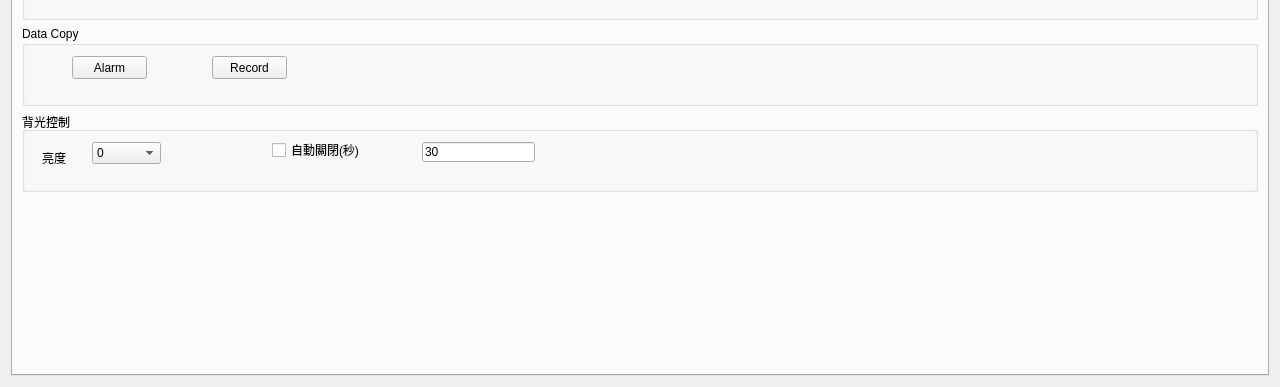
First picture: the form in frmhardwareconfig.ui, repository haoyi-jason/BMS_HY01_old, before the edit; both pictures show x 0 to 1280 and y 213 to 600 of the 1280 by 600 pixel window.
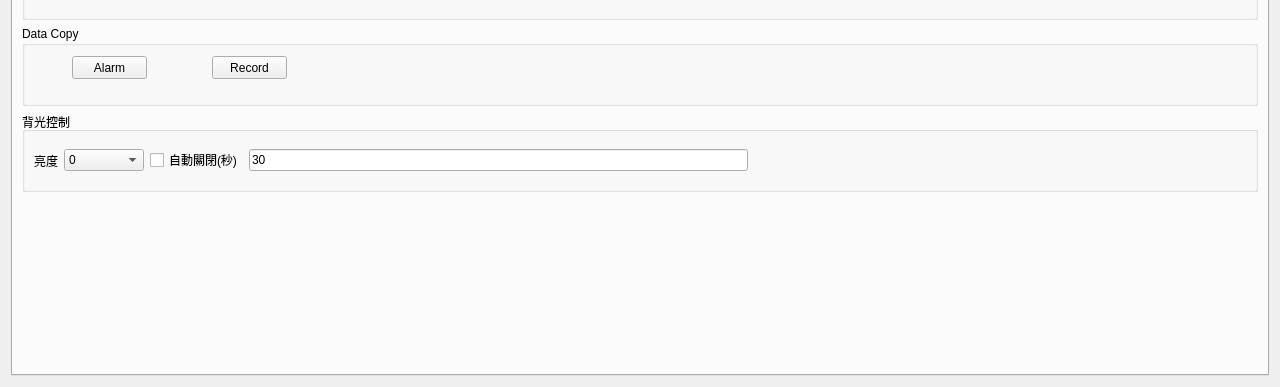
Second picture: the form after the edit. The open tabs and pages were chosen to show the change. Custom widgets are drawn as their Qt base class.

Diff of the .ui file:
```diff
--- a/frmhardwareconfig.ui
+++ b/frmhardwareconfig.ui
@@ -986,27 +986,21 @@
          <property name="title">
           <string>背光控制</string>
          </property>
+         <layout class="QHBoxLayout" name="horizontalLayout_2">
+          <item>
          <widget class="QLabel" name="label_8">
-          <property name="geometry">
-           <rect>
-            <x>20</x>
-            <y>40</y>
-            <width>47</width>
-            <height>12</height>
-           </rect>
-          </property>
           <property name="text">
            <string>亮度</string>
           </property>
          </widget>
+          </item>
+          <item>
          <widget class="QComboBox" name="comboBox">
-          <property name="geometry">
-           <rect>
-            <x>70</x>
-            <y>30</y>
-            <width>69</width>
-            <height>22</height>
-           </rect>
+            <property name="minimumSize">
+             <size>
+              <width>80</width>
+              <height>0</height>
+             </size>
           </property>
           <item>
            <property name="text">
@@ -1049,32 +1043,35 @@
            </property>
           </item>
          </widget>
+          </item>
+          <item>
          <widget class="QCheckBox" name="cbBackLightAutoClose">
-          <property name="geometry">
-           <rect>
-            <x>250</x>
-            <y>30</y>
-            <width>141</width>
-            <height>16</height>
-           </rect>
-          </property>
           <property name="text">
            <string>自動關閉(秒)</string>
           </property>
          </widget>
+          </item>
+          <item>
          <widget class="QLineEdit" name="leBackLightAutoSec">
-          <property name="geometry">
-           <rect>
-            <x>400</x>
-            <y>30</y>
-            <width>113</width>
-            <height>20</height>
-           </rect>
-          </property>
           <property name="text">
            <string>30</string>
           </property>
          </widget>
+          </item>
+          <item>
+           <spacer name="horizontalSpacer_4">
+            <property name="orientation">
+             <enum>Qt::Horizontal</enum>
+            </property>
+            <property name="sizeHint" stdset="0">
+             <size>
+              <width>40</width>
+              <height>20</height>
+             </size>
+            </property>
+           </spacer>
+          </item>
+         </layout>
         </widget>
        </item>
        <item>
```
Left out of the diff: 2 changed lines with no effect on the pictures. Lines whose indentation alone changed are shown as unchanged.
